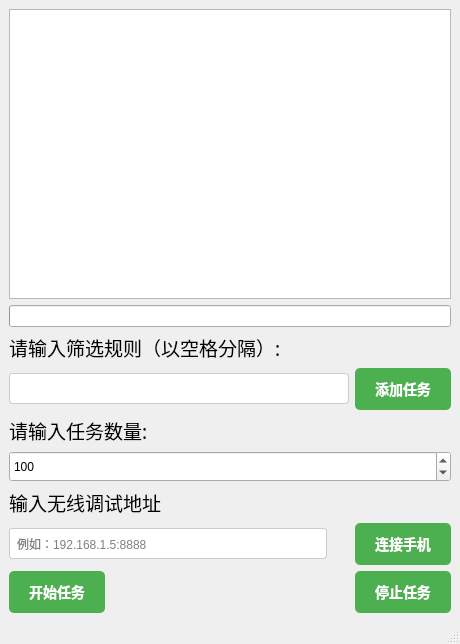
First picture: the form in main_window.ui, repository hongzhe12/ResumeAce, before the edit.
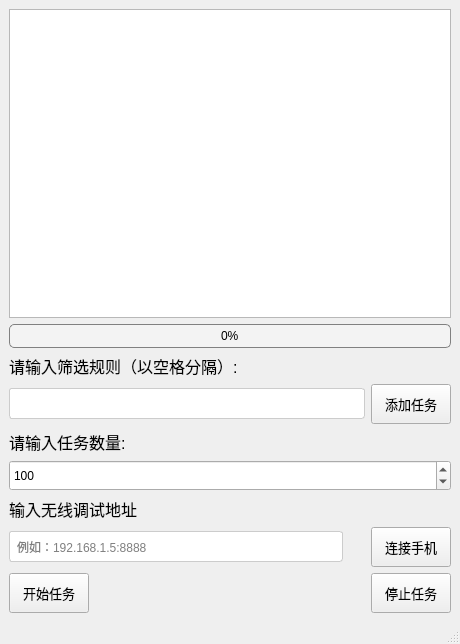
Second picture: the form after the edit. Icons and pictures are not drawn.

Commit message: 1. 优化界面。 2. 修改样式。 3. 优化抽屉菜单。

```diff
--- a/main_window.ui
+++ b/main_window.ui
@@ -14,24 +14,7 @@
    <string>简历助手(开源免费仅用于学习交流)</string>
   </property>
   <property name="styleSheet">
-   <string notr="true">QPushButton {
-                background-color: #4CAF50;
-                color: white;
-                border: none;
-                border-radius: 5px;
-                padding: 10px 20px;
-                font-size: 14px;
-                font-weight: bold;
-                transition: background-color 0.3s, border-color 0.3s;
-            }
-            QPushButton:hover {
-                background-color: #45a049;
-                border-color: #45a049;
-            }
-            QPushButton:pressed {
-                background-color: #3e8e41;
-                border-color: #3e8e41;
-            }</string>
+   <string notr="true"/>
   </property>
   <widget class="QWidget" name="centralwidget">
    <layout class="QGridLayout" name="gridLayout">
@@ -39,8 +22,7 @@
      <widget class="QTextEdit" name="log_output">
       <property name="font">
        <font>
-        <family>方正粗黑宋简体</family>
-        <pointsize>16</pointsize>
+        <pointsize>12</pointsize>
        </font>
       </property>
       <property name="readOnly">
@@ -53,20 +35,43 @@
 hr { height: 1px; border-width: 0; }
 li.unchecked::marker { content: &quot;\2610&quot;; }
 li.checked::marker { content: &quot;\2612&quot;; }
-&lt;/style&gt;&lt;/head&gt;&lt;body style=&quot; font-family:'方正粗黑宋简体'; font-size:16pt; font-weight:400; font-style:normal;&quot;&gt;
-&lt;p style=&quot; margin-top:12px; margin-bottom:12px; margin-left:0px; margin-right:0px; -qt-block-indent:0; text-indent:0px;&quot;&gt;&lt;br /&gt;&lt;/p&gt;&lt;/body&gt;&lt;/html&gt;</string>
+&lt;/style&gt;&lt;/head&gt;&lt;body style=&quot; font-family:'Microsoft YaHei UI'; font-size:12pt; font-weight:400; font-style:normal;&quot;&gt;
+&lt;p style=&quot; margin-top:12px; margin-bottom:12px; margin-left:0px; margin-right:0px; -qt-block-indent:0; text-indent:0px;&quot;&gt;&lt;span style=&quot; font-family:'方正粗黑宋简体'; font-size:16pt;&quot;&gt;&lt;br /&gt;&lt;/span&gt;&lt;/p&gt;&lt;/body&gt;&lt;/html&gt;</string>
       </property>
      </widget>
     </item>
     <item row="1" column="0">
-     <widget class="QProgressBar" name="progress_bar"/>
+     <widget class="QProgressBar" name="progress_bar">
+      <property name="minimumSize">
+       <size>
+        <width>0</width>
+        <height>0</height>
+       </size>
+      </property>
+      <property name="styleSheet">
+       <string notr="true">QProgressBar {
+    border: 1px solid grey;
+    border-radius: 5px;
+	background-color: rgb(243, 243, 243);
+    text-align: center;
+}
+
+QProgressBar::chunk {
+    background-color: #007BFF;
+    width: 20px;
+    margin: 0.5px;
+}</string>
+      </property>
+      <property name="value">
+       <number>0</number>
+      </property>
+     </widget>
     </item>
     <item row="2" column="0">
      <widget class="QLabel" name="filter_label">
       <property name="font">
        <font>
-        <family>华文行楷</family>
-        <pointsize>14</pointsize>
+        <pointsize>12</pointsize>
        </font>
       </property>
       <property name="text">
@@ -111,9 +116,7 @@
         </property>
         <property name="font">
          <font>
-          <family>华文行楷</family>
-          <pointsize>-1</pointsize>
-          <bold>true</bold>
+          <pointsize>10</pointsize>
          </font>
         </property>
         <property name="text">
@@ -127,8 +130,7 @@
      <widget class="QLabel" name="num_tasks_label">
       <property name="font">
        <font>
-        <family>华文行楷</family>
-        <pointsize>14</pointsize>
+        <pointsize>12</pointsize>
        </font>
       </property>
       <property name="text">
@@ -174,8 +176,7 @@
      <widget class="QLabel" name="filter_label_2">
       <property name="font">
        <font>
-        <family>华文行楷</family>
-        <pointsize>14</pointsize>
+        <pointsize>12</pointsize>
        </font>
       </property>
       <property name="text">
@@ -242,9 +243,7 @@
         </property>
         <property name="font">
          <font>
-          <family>华文行楷</family>
-          <pointsize>-1</pointsize>
-          <bold>true</bold>
+          <pointsize>10</pointsize>
          </font>
         </property>
         <property name="text">
@@ -269,9 +268,7 @@
         </property>
         <property name="font">
          <font>
-          <family>华文行楷</family>
-          <pointsize>-1</pointsize>
-          <bold>true</bold>
+          <pointsize>10</pointsize>
          </font>
         </property>
         <property name="styleSheet">
@@ -305,9 +302,7 @@
         </property>
         <property name="font">
          <font>
-          <family>华文行楷</family>
-          <pointsize>-1</pointsize>
-          <bold>true</bold>
+          <pointsize>10</pointsize>
          </font>
         </property>
         <property name="text">
```
The commit also changes 3 other files.
